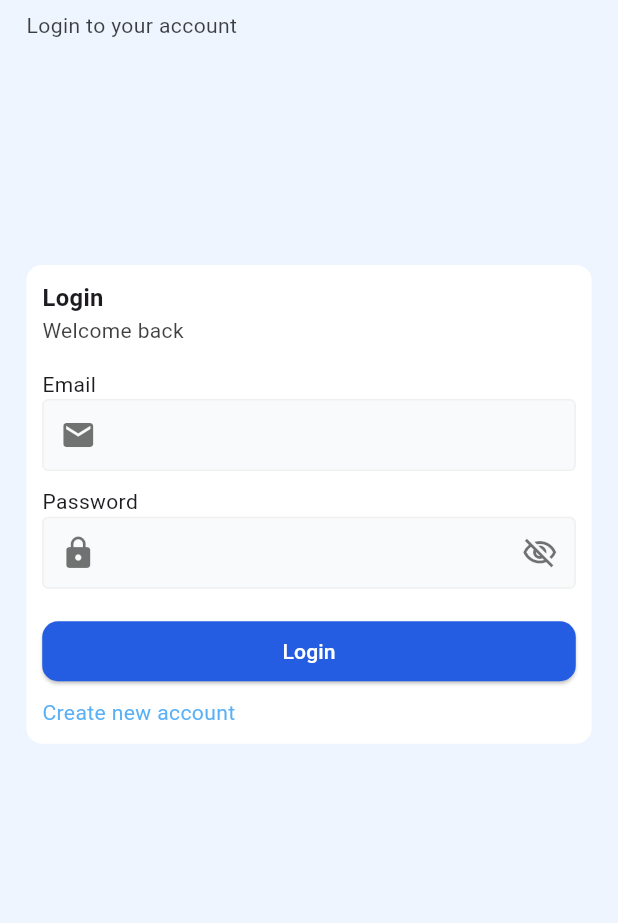
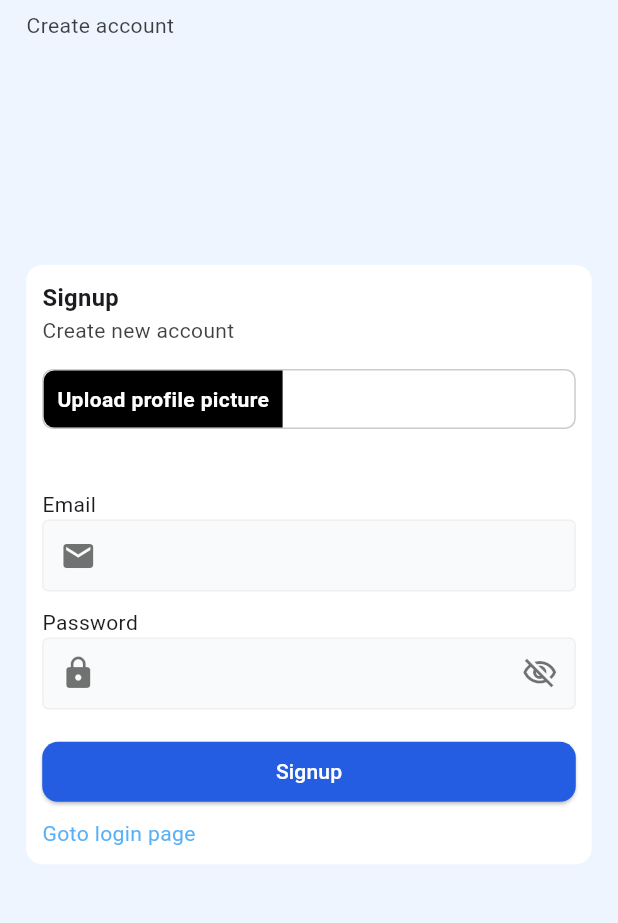
Before and after one commit to sajidrec/flutter_service_box, a Flutter app: the screen it shows after launch, on a phone screen of 412 x 824 dp, the part 110-1033 px from its top. Run offline on Flutter 3.47's test engine with Material 3 defaults, Android fonts, the phone set to English and light mode, and no system bars; our stand-ins replace file_picker, flutter_screenutil, get, go_router.

Commit message:
- add upload profile button

```diff
--- a/lib/app/modules/signup/controllers/signup_page_controller.dart
+++ b/lib/app/modules/signup/controllers/signup_page_controller.dart
@@ -1,10 +1,24 @@
+import 'package:file_picker/file_picker.dart';
 import 'package:get/get.dart';
 
 class SignupPageController extends GetxController {
   bool obscurePass = true;
 
+  FilePickerResult? profileImage;
+
   void toggleObscurePass() {
     obscurePass = !obscurePass;
     update();
   }
+
+  Future<void> pickProfileImage() async {
+    FilePickerResult? result = await FilePicker.platform.pickFiles(
+      type: FileType.image,
+    );
+
+    if (result != null) {
+      profileImage = result;
+      update();
+    }
+  }
 }
--- a/lib/app/modules/signup/views/signup_page.dart
+++ b/lib/app/modules/signup/views/signup_page.dart
@@ -69,6 +69,20 @@ class _SignupPageState extends State<SignupPage> {
 
                         SizedBox(height: 18.h),
 
+                        _buildUploadProfilePicture(),
+
+                        SizedBox(height: 4.h),
+                        GetBuilder<SignupPageController>(
+                          init: SignupPageController(),
+                          builder: (controller) {
+                            return Text(
+                              controller.profileImage?.files.first.name ?? "",
+                            );
+                          },
+                        ),
+
+                        SizedBox(height: 18.h),
+
                         _buildEmailInput(),
                         SizedBox(height: 12.h),
 
@@ -77,7 +91,9 @@ class _SignupPageState extends State<SignupPage> {
                         SizedBox(height: 20.h),
 
                         _buildSignupButton(),
+
                         SizedBox(height: 8.h),
+
                         InkWell(
                           onTap: () {
                             context.go(AppRoutes.loginRoute);
@@ -99,6 +115,49 @@ class _SignupPageState extends State<SignupPage> {
           ),
         ),
       ),
+    );
+  }
+
+  GetBuilder<SignupPageController> _buildUploadProfilePicture() {
+    return GetBuilder<SignupPageController>(
+      init: SignupPageController(),
+      builder: (controller) {
+        return InkWell(
+          onTap: () async {
+            await controller.pickProfileImage();
+          },
+          child: Container(
+            decoration: BoxDecoration(
+              borderRadius: BorderRadius.circular(8.r),
+              border: Border.all(color: Colors.black.withValues(alpha: .2)),
+            ),
+            child: Row(
+              children: [
+                Container(
+                  decoration: BoxDecoration(
+                    color: Colors.black,
+                    border: Border.all(color: Colors.black),
+                    borderRadius: BorderRadius.only(
+                      topLeft: Radius.circular(8.r),
+                      bottomLeft: Radius.circular(8.r),
+                    ),
+                  ),
+                  child: Padding(
+                    padding: const EdgeInsets.all(8.0),
+                    child: Text(
+                      "Upload profile picture",
+                      style: TextStyle(
+                        color: Colors.white,
+                        fontWeight: FontWeight.w600,
+                      ),
+                    ),
+                  ),
+                ),
+              ],
+            ),
+          ),
+        );
+      },
     );
   }
 
--- a/lib/main.dart
+++ b/lib/main.dart
@@ -23,7 +23,7 @@ class MyApp extends StatelessWidget {
   @override
   Widget build(BuildContext context) {
     final GoRouter router = GoRouter(
-      initialLocation: AppRoutes.loginRoute,
+      initialLocation: AppRoutes.signupRoute,
       routes: AppPages.pages,
     );
 
--- a/pubspec.yaml
+++ b/pubspec.yaml
@@ -37,6 +37,7 @@ dependencies:
   get: ^4.7.3
   go_router: ^17.0.0
   flutter_screenutil: ^5.9.3
+  file_picker: ^10.3.7
 
 dev_dependencies:
   flutter_test:
```
Also changed, not shown: pubspec.lock, 1 other file.
